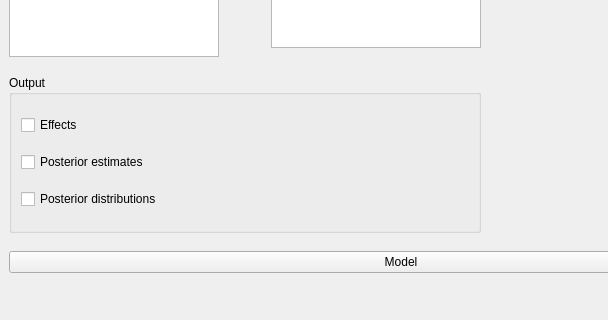
jasp-stats/jasp-desktop, file JASP-Desktop/analysisforms/ancovabayesianform.ui: the form before one commit; both pictures show x 0 to 608 and y 434 to 754 of the 802 by 922 pixel window.
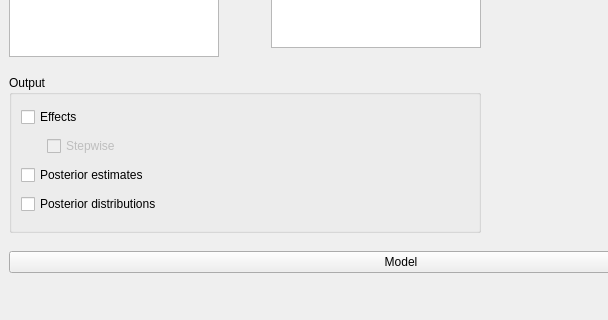
The form after the commit. Custom widgets are drawn as their Qt base class.

Commit message: B ANOVAs: Added stepwise option

```diff
--- a/JASP-Desktop/analysisforms/ancovabayesianform.ui
+++ b/JASP-Desktop/analysisforms/ancovabayesianform.ui
@@ -457,21 +457,41 @@
          <string>Output</string>
         </property>
         <layout class="QGridLayout" name="gridLayout_4">
+         <item row="0" column="0" colspan="2">
+          <widget class="BoundCheckBox" name="outputEffects">
+           <property name="text">
+            <string>Effects</string>
+           </property>
+          </widget>
+         </item>
          <item row="1" column="0">
+          <widget class="QWidget" name="widget_15" native="true">
+           <property name="maximumSize">
+            <size>
+             <width>20</width>
+             <height>16777215</height>
+            </size>
+           </property>
+          </widget>
+         </item>
+         <item row="1" column="1">
+          <widget class="BoundCheckBox" name="effectsStepwise">
+           <property name="enabled">
+            <bool>false</bool>
+           </property>
+           <property name="text">
+            <string>Stepwise</string>
+           </property>
+          </widget>
+         </item>
+         <item row="2" column="0" colspan="2">
           <widget class="BoundCheckBox" name="posteriorEstimates">
            <property name="text">
             <string>Posterior estimates</string>
            </property>
           </widget>
          </item>
-         <item row="0" column="0">
-          <widget class="BoundCheckBox" name="outputEffects">
-           <property name="text">
-            <string>Effects</string>
-           </property>
-          </widget>
-         </item>
-         <item row="2" column="0">
+         <item row="3" column="0" colspan="2">
           <widget class="BoundCheckBox" name="posteriorDistributions">
            <property name="text">
             <string>Posterior distributions</string>
```
Left out of the diff: 19 changed lines with no effect on the pictures. The commit also changes 3 other files.
